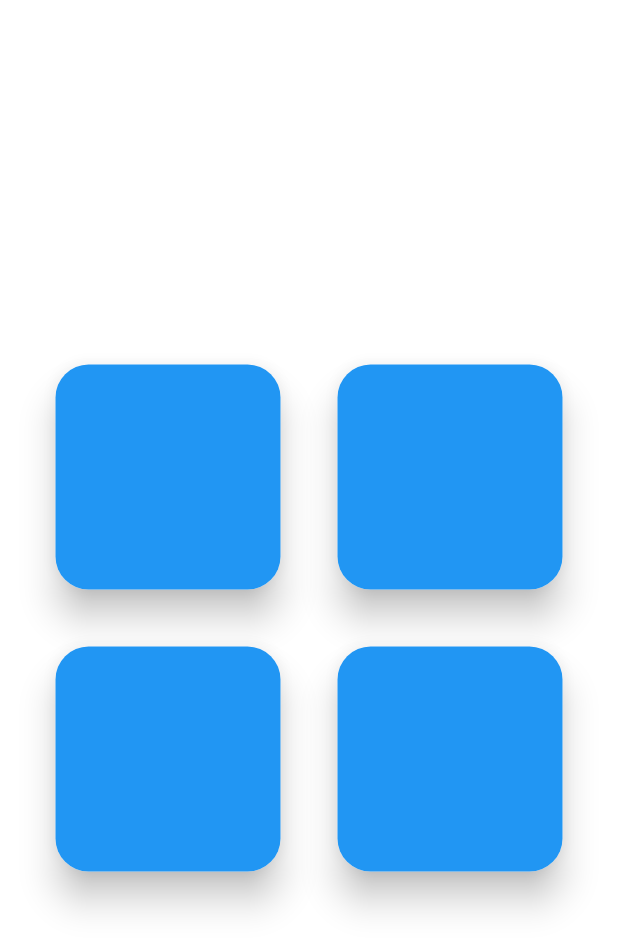
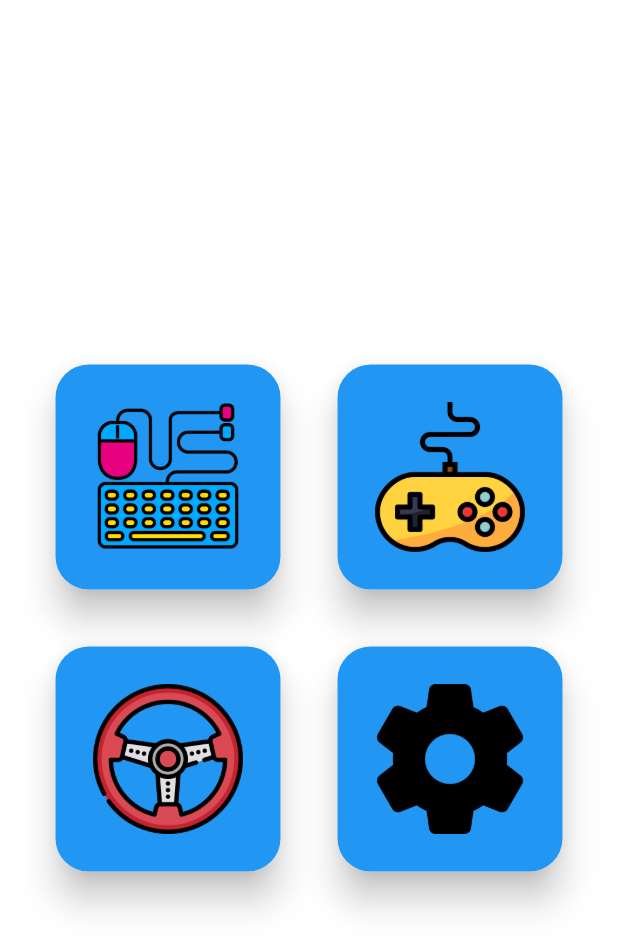
Before and after one commit to JoaoPauloPrata/controleremoto, a Flutter app: the screen it shows after launch, on a phone screen of 412 x 824 dp. Shown: the top 950 px of the screen. Run offline on Flutter 3.47's test engine with Material 2 defaults, Android fonts, the phone set to English and light mode, and no system bars.

Commit message:
Adicionando icones a tela inicial

```diff
--- a/controle/lib/ui/pages/init/init_page.dart
+++ b/controle/lib/ui/pages/init/init_page.dart
@@ -10,6 +10,10 @@ class InitPage extends StatefulWidget {
 class _InitPageState extends State<InitPage> {
   @override
   Widget build(BuildContext context) {
+    String joystick = 'assets/images/joystick.png';
+    String volant = 'assets/images/volant.png';
+    String settings = 'assets/images/settings.png';
+    String mouseAndKeyboard = 'assets/images/keyboard-and-mouse.png';
     return Scaffold(
       body: Container(
         color: Colors.white,
@@ -19,22 +23,22 @@ class _InitPageState extends State<InitPage> {
             Row(
               mainAxisAlignment: MainAxisAlignment.center,
               children: [
-                OptionCard(),
+                OptionCard(mouseAndKeyboard),
                 const SizedBox(
                   width: 30,
                 ),
-                OptionCard(),
+                OptionCard(joystick),
               ],
             ),
             const SizedBox(height: 30),
             Row(
               mainAxisAlignment: MainAxisAlignment.center,
               children: [
-                OptionCard(),
+                OptionCard(volant),
                 const SizedBox(
                   width: 30,
                 ),
-                OptionCard(),
+                OptionCard(settings),
               ],
             ),
           ],
@@ -45,21 +49,32 @@ class _InitPageState extends State<InitPage> {
 }
 
 class OptionCard extends StatelessWidget {
-  const OptionCard({
-    Key? key,
-  }) : super(key: key);
-
+  OptionCard(String this.image);
+  String image;
   @override
   Widget build(BuildContext context) {
     return GestureDetector(
       child: Card(
         elevation: 10,
         shape: RoundedRectangleBorder(borderRadius: BorderRadius.circular(22)),
-        child: Container(
-          decoration: BoxDecoration(
-              borderRadius: BorderRadius.circular(22), color: Colors.blue),
-          height: 150,
-          width: 150,
+        child: Stack(
+          children: [
+            Container(
+              decoration: BoxDecoration(
+                  borderRadius: BorderRadius.circular(22), color: Colors.blue),
+              height: 150,
+              width: 150,
+            ),
+            Positioned(
+              bottom: 25,
+              left: 25,
+              child: Image.asset(
+                image,
+                height: 100,
+                width: 100,
+              ),
+            ),
+          ],
         ),
       ),
     );
```
Also changed, not shown: controle/pubspec.yaml (+6 -3 lines), controle/assets/images/joystick.png (added), controle/assets/images/keyboard-and-mouse.png (added), controle/assets/images/settings.png (added), controle/assets/images/volant.png (added).
